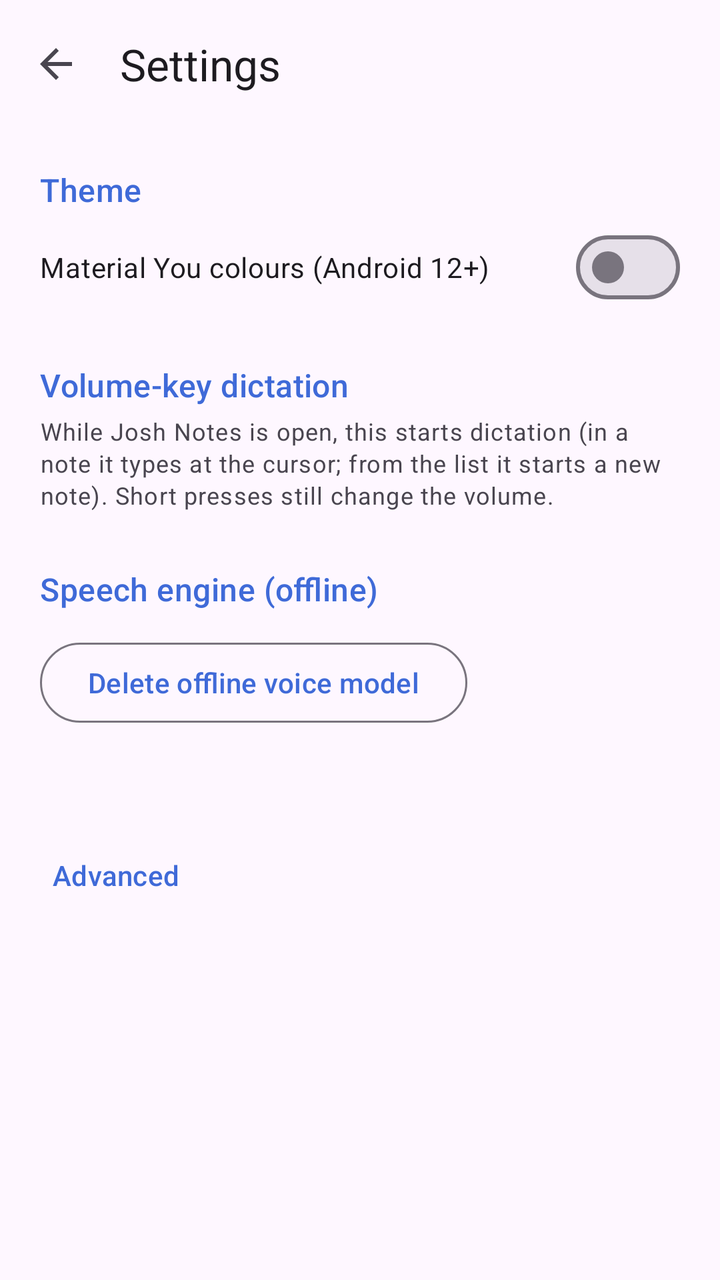
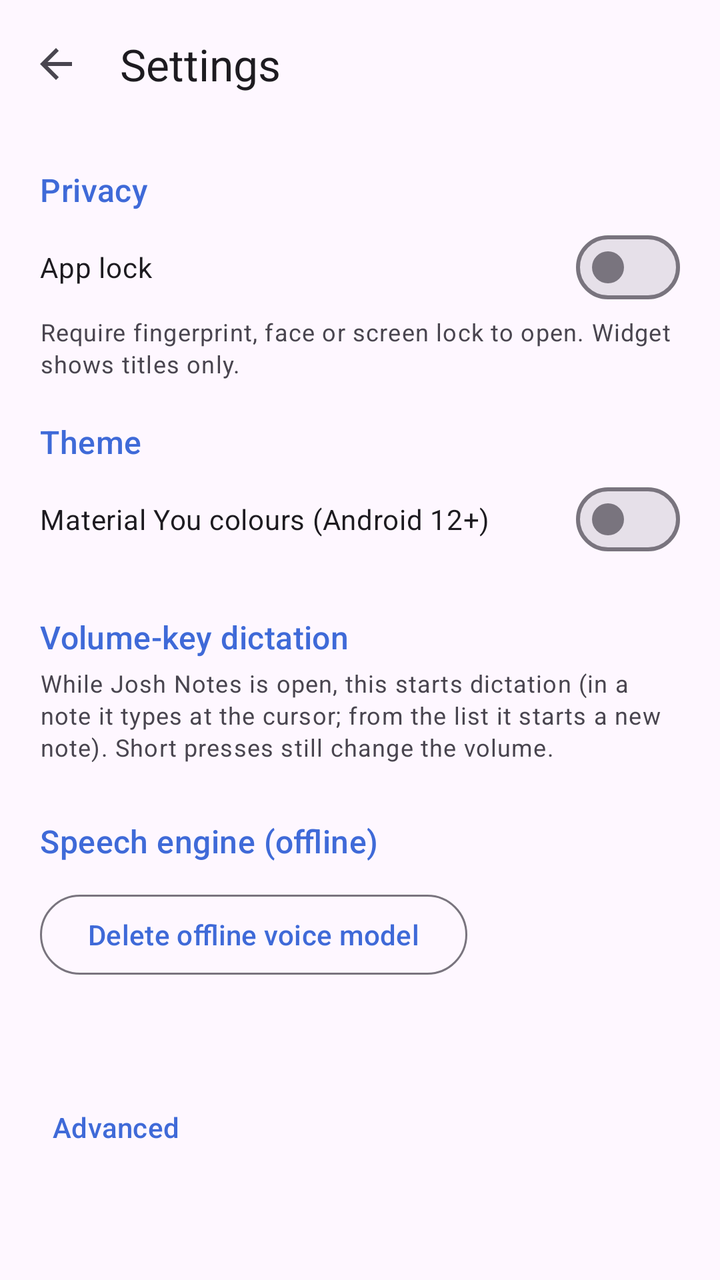

Before-and-after screenshots of an Android layout around one commit, followed by the original layout XML and the change that was made.
<!-- AndroidManifest.xml: application theme Theme.JoshNotes -->
<!-- res/layout/activity_settings.xml -->
<?xml version="1.0" encoding="utf-8"?>
<LinearLayout xmlns:android="http://schemas.android.com/apk/res/android"
    xmlns:app="http://schemas.android.com/apk/res-auto"
    android:id="@+id/root"
    android:layout_width="match_parent"
    android:layout_height="match_parent"
    android:orientation="vertical">
    <com.google.android.material.appbar.MaterialToolbar
        android:id="@+id/toolbar"
        android:layout_width="match_parent"
        android:layout_height="?attr/actionBarSize"
        app:navigationIcon="?attr/homeAsUpIndicator"
        app:title="@string/settings" />
    <ScrollView
        android:layout_width="match_parent"
        android:layout_height="match_parent">
        <LinearLayout
            android:layout_width="match_parent"
            android:layout_height="wrap_content"
            android:orientation="vertical"
            android:padding="20dp">
            <TextView
                style="@style/SettingsHeader"
                android:text="@string/theme" />
            <RadioGroup
                android:id="@+id/theme_group"
                android:layout_width="match_parent"
                android:layout_height="wrap_content" />
            <com.google.android.material.materialswitch.MaterialSwitch
                android:id="@+id/dynamic_color"
                android:layout_width="match_parent"
                android:layout_height="wrap_content"
                android:text="@string/dynamic_color" />

            <TextView
                style="@style/SettingsHeader"
                android:layout_marginTop="24dp"
                android:text="@string/dictation_trigger" />
            <TextView
                android:layout_width="wrap_content"
                android:layout_height="wrap_content"
                android:text="@string/dictation_trigger_help"
                android:textAppearance="?attr/textAppearanceBodySmall"
                android:textColor="?attr/colorOnSurfaceVariant" />
            <RadioGroup
                android:id="@+id/trigger_group"
                android:layout_width="match_parent"
                android:layout_height="wrap_content"
                android:layout_marginTop="4dp" />

            <TextView
                style="@style/SettingsHeader"
                android:layout_marginTop="24dp"
                android:text="@string/dictation_engine_title" />
            <RadioGroup
                android:id="@+id/engine_group"
                android:layout_width="match_parent"
                android:layout_height="wrap_content" />
            <com.google.android.material.button.MaterialButton
                android:id="@+id/delete_model"
                style="?attr/materialButtonOutlinedStyle"
                android:layout_width="wrap_content"
                android:layout_height="wrap_content"
                android:layout_marginTop="8dp"
                android:text="@string/delete_model" />

            <TextView
                android:id="@+id/version_text"
                android:layout_width="wrap_content"
                android:layout_height="wrap_content"
                android:layout_marginTop="32dp"
                android:textAppearance="?attr/textAppearanceBodySmall"
                android:textColor="?attr/colorOutline" />
            <com.google.android.material.button.MaterialButton
                android:id="@+id/advanced_toggle"
                style="?attr/borderlessButtonStyle"
                android:layout_width="wrap_content"
                android:layout_height="wrap_content"
                android:paddingStart="0dp"
                android:text="@string/advanced" />
            <LinearLayout
                android:id="@+id/advanced_box"
                android:layout_width="match_parent"
                android:layout_height="wrap_content"
                android:orientation="vertical"
                android:visibility="gone">
                <com.google.android.material.button.MaterialButton
                    android:id="@+id/update_url_btn"
                    style="?attr/materialButtonOutlinedStyle"
                    android:layout_width="wrap_content"
                    android:layout_height="wrap_content"
                    android:text="@string/update_url" />
            </LinearLayout>
        </LinearLayout>
    </ScrollView>
</LinearLayout>
<!-- resources referenced by this layout -->
<resources>
  <string name="advanced">Advanced</string>
  <string name="delete_model">Delete offline voice model</string>
  <string name="dictation_engine_title">Speech engine (offline)</string>
  <string name="dictation_trigger">Volume-key dictation</string>
  <string name="dictation_trigger_help">While Josh Notes is open, this starts dictation (in a note it types at the cursor; from the list it starts a new note). Short presses still change the volume.</string>
  <string name="dynamic_color">Material You colours (Android 12+)</string>
  <string name="settings">Settings</string>
  <string name="theme">Theme</string>
  <string name="update_url">Update source URL</string>
  <style name="SettingsHeader">
          <item name="android:layout_width">wrap_content</item>
          <item name="android:layout_height">wrap_content</item>
          <item name="android:layout_marginBottom">4dp</item>
          <item name="android:textAppearance">?attr/textAppearanceTitleMedium</item>
          <item name="android:textColor">?attr/colorPrimary</item>
      </style>
  <style name="Theme.JoshNotes" parent="Theme.Material3.DayNight.NoActionBar">
          <item name="colorPrimary">@color/seed</item>
      </style>
  <color name="seed">#3F6AD8</color>
</resources>

<!-- the commit's change to res/layout/activity_settings.xml (unified diff, before → after) -->
@@ -19,6 +19,23 @@
             android:layout_height="wrap_content"
             android:orientation="vertical"
             android:padding="20dp">
+            <TextView
+                style="@style/SettingsHeader"
+                android:text="@string/privacy" />
+            <com.google.android.material.materialswitch.MaterialSwitch
+                android:id="@+id/app_lock"
+                android:layout_width="match_parent"
+                android:layout_height="wrap_content"
+                android:text="@string/app_lock" />
+            <TextView
+                android:id="@+id/app_lock_desc"
+                android:layout_width="wrap_content"
+                android:layout_height="wrap_content"
+                android:layout_marginBottom="20dp"
+                android:text="@string/app_lock_desc"
+                android:textAppearance="?attr/textAppearanceBodySmall"
+                android:textColor="?attr/colorOnSurfaceVariant" />
+
             <TextView
                 style="@style/SettingsHeader"
                 android:text="@string/theme" />
<!-- resource entries referenced after the edit -->
@@ -1,11 +1,14 @@
 <!-- resources referenced by this layout -->
 <resources>
   <string name="advanced">Advanced</string>
+  <string name="app_lock">App lock</string>
+  <string name="app_lock_desc">Require fingerprint, face or screen lock to open. Widget shows titles only.</string>
   <string name="delete_model">Delete offline voice model</string>
   <string name="dictation_engine_title">Speech engine (offline)</string>
   <string name="dictation_trigger">Volume-key dictation</string>
   <string name="dictation_trigger_help">While Josh Notes is open, this starts dictation (in a note it types at the cursor; from the list it starts a new note). Short presses still change the volume.</string>
   <string name="dynamic_color">Material You colours (Android 12+)</string>
+  <string name="privacy">Privacy</string>
   <string name="settings">Settings</string>
   <string name="theme">Theme</string>
   <string name="update_url">Update source URL</string>
